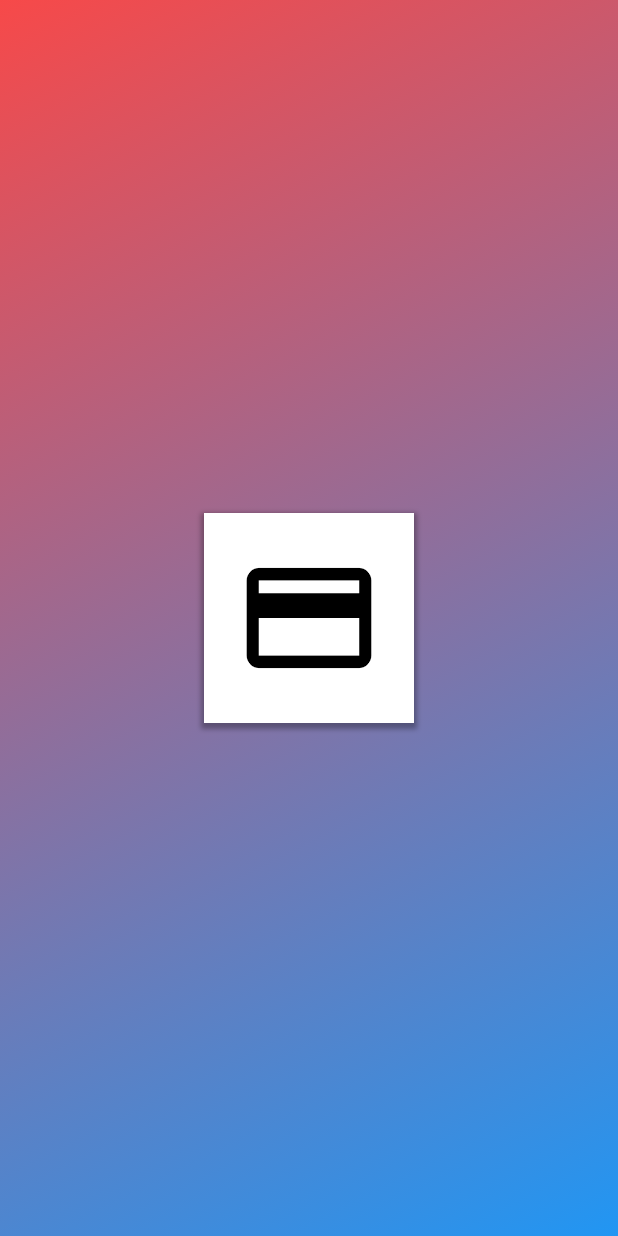
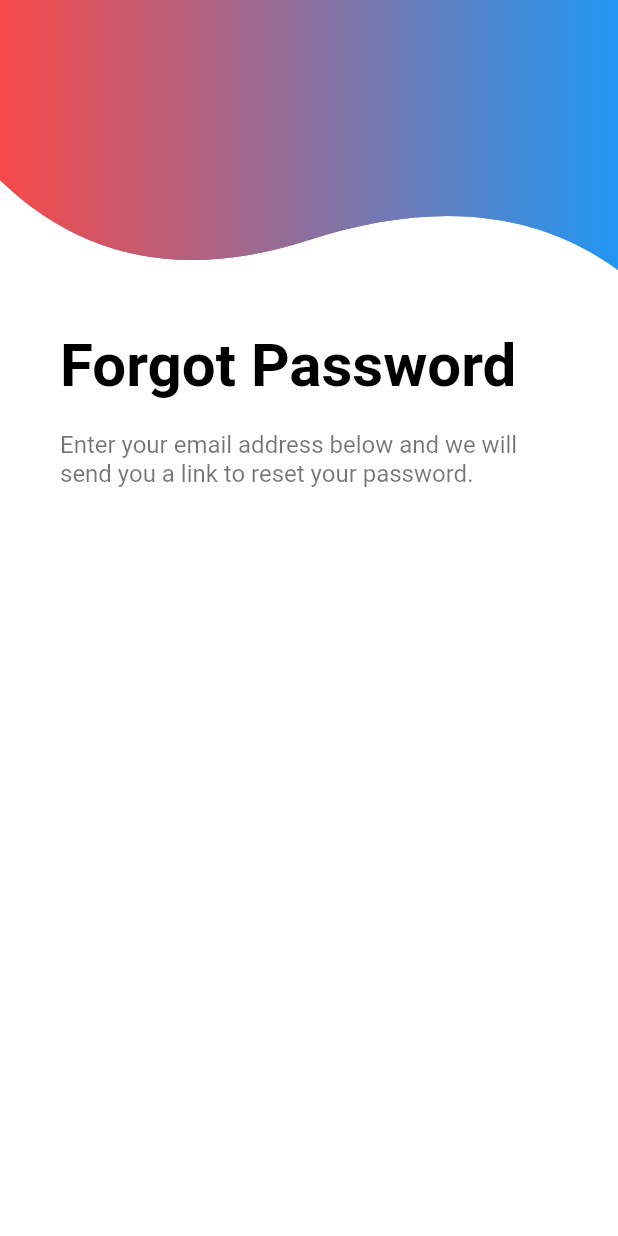
Before and after one commit to zeroappz/flutterapp, a Flutter app: the screen it shows after launch, after a tap on "Forgot Password?", on a phone screen of 412 x 824 dp. Run offline on Flutter 3.47's test engine with Material 2 defaults, Android fonts, the phone set to English and light mode, and no system bars; our stand-ins replace hexcolor.

Commit message:
registration screen with validation and regex added

```diff
--- /dev/null
+++ b/lib/pages/forgotpassword.dart
@@ -0,0 +1,142 @@
+import 'package:dealsapp/pages/login.dart';
+import 'package:dealsapp/pages/widget/header_widget.dart';
+import 'package:flutter/material.dart';
+
+class ForgotPasswordScreen extends StatefulWidget {
+  const ForgotPasswordScreen({Key? key}) : super(key: key);
+
+  @override
+  State<ForgotPasswordScreen> createState() => _ForgotPasswordScreenState();
+}
+
+class _ForgotPasswordScreenState extends State<ForgotPasswordScreen> {
+  final _formKey = GlobalKey<FormState>();
+  TextEditingController _emailController = TextEditingController();
+  // TextEditingController _passwordController = TextEditingController();
+
+  @override
+  void initState() {
+    /// API calls
+    /// Default values
+    super.initState();
+    _emailController = TextEditingController();
+    // _passwordController = TextEditingController();
+  }
+
+  @override
+  void dispose() {
+    // Clean up the controller when the widget is disposed.
+    _emailController.dispose();
+    // _passwordController.dispose();
+    super.dispose();
+  }
+
+  @override
+  Widget build(BuildContext context) {
+    return Scaffold(
+      backgroundColor: Colors.white,
+      body: SingleChildScrollView(
+        // for scrollable page or action
+        child: SafeArea(
+          child: Column(
+            mainAxisAlignment: MainAxisAlignment.spaceEvenly,
+            // crossAxisAlignment: CrossAxisAlignment.start,
+            children: [
+              Container(
+                height: 200.0,
+                child: const HeaderWidget(200.0, false, Icons.credit_card),
+              ),
+              const SizedBox(
+                height: 20.0,
+              ),
+              Container(
+                height: MediaQuery.of(context).size.height,
+                child: SafeArea(
+                  child: Container(
+                    padding: const EdgeInsets.fromLTRB(20, 0, 20, 0),
+                    margin: const EdgeInsets.fromLTRB(20, 0, 20, 0),
+                    child: Column(
+                      mainAxisAlignment: MainAxisAlignment.start,
+                      crossAxisAlignment: CrossAxisAlignment.start,
+                      children: const [
+                        Text(
+                          'Forgot Password',
+                          style: TextStyle(
+                            fontSize: 40,
+                            fontWeight: FontWeight.bold,
+                            color: Colors.black,
+                          ),
+                        ),
+                        SizedBox(
+                          height: 20,
+                        ),
+                        Text(
+                          'Enter your email address below and we will send you a link to reset your password.',
+                          style: TextStyle(
+                            fontSize: 16,
+                            fontWeight: FontWeight.w400,
+                            color: Colors.black54,
+                          ),
+                        ),
+                      ],
+                    ),
+                  ),
+                ),
+              ),
+              const SizedBox(
+                height: 20.0,
+              ),
+              Form(key: _formKey, child: buildForm(context)),
+            ],
+          ),
+        ),
+      ),
+    );
+  }
+
+  // form design using a function called _buildForm
+  Widget buildForm(BuildContext context) {
+    return Column(
+      children: [
+        Container(
+          child: TextFormField(
+            controller: _emailController,
+            decoration: InputDecoration(
+              labelText: 'Email',
+              labelStyle: const TextStyle(
+                fontSize: 16,
+                fontWeight: FontWeight.w400,
+                color: Colors.black54,
+              ),
+              enabledBorder: OutlineInputBorder(
+                borderRadius: BorderRadius.circular(10),
+                borderSide: const BorderSide(
+                  color: Colors.black54,
+                  width: 1,
+                ),
+              ),
+              focusedBorder: OutlineInputBorder(
+                borderRadius: BorderRadius.circular(10),
+                borderSide: const BorderSide(
+                  color: Colors.black54,
+                  width: 1,
+                ),
+              ),
+            ),
+            validator: (value) {
+              if (value!.isEmpty) {
+                return "Email can't be empty";
+              } else if (RegExp(
+                      r"^[a-zA-Z0-9.a-zA-Z0-9.!#$%&'*+-/=?^_`{|}~]+@[a-zA-Z0-9]+\.[a-zA-Z]+")
+                  .hasMatch(value)) {
+                return 'Please enter a valid email';
+              } else {
+                return null;
+              }
+            },
+          ),
+        )
+      ],
+    );
+  }
+}
--- a/lib/pages/loginscreen.dart
+++ b/lib/pages/login.dart
@@ -1,4 +1,5 @@
-import 'package:dealsapp/pages/splashscreen.dart';
+import 'package:dealsapp/pages/registration.dart';
+import 'package:dealsapp/pages/forgotpassword.dart';
 import 'package:dealsapp/pages/widget/header_widget.dart';
 import 'package:flutter/gestures.dart';
 import 'package:flutter/material.dart';
@@ -53,7 +54,7 @@ class _LoginScreenState extends State<LoginScreen> {
             children: [
               Container(
                 height: 200.0,
-                child: const HeaderWidget(200.0, true, Icons.credit_card),
+                child: const HeaderWidget(200.0, false, Icons.credit_card),
               ),
               const SizedBox(
                 height: 20.0,
@@ -153,7 +154,7 @@ class _LoginScreenState extends State<LoginScreen> {
                                       context,
                                       MaterialPageRoute(
                                         builder: (context) =>
-                                            SplashScreen(title: 'Deals'),
+                                            const ForgotPasswordScreen(),
                                       ),
                                     );
                                   },
@@ -220,9 +221,7 @@ class _LoginScreenState extends State<LoginScreen> {
                                               context,
                                               MaterialPageRoute(
                                                 builder: (context) =>
-                                                    const SplashScreen(
-                                                  title: 'Sign Up',
-                                                ),
+                                                    const RegistrationScreen(),
                                               ),
                                             );
                                           },
--- a/lib/pages/splashscreen.dart
+++ b/lib/pages/splash.dart
@@ -1,6 +1,6 @@
 import 'dart:async';
 // import 'loginscreen.dart';
-import 'package:dealsapp/pages/loginscreen.dart';
+import 'package:dealsapp/pages/login.dart';
 import 'package:flutter/material.dart';
 
 // Stateful widget
--- a/lib/pages/widget/header_widget.dart
+++ b/lib/pages/widget/header_widget.dart
@@ -34,13 +34,14 @@ class _HeaderWidgetState extends State<HeaderWidget> {
               decoration: BoxDecoration(
                 gradient: LinearGradient(
                     colors: [
-                      Theme.of(context).primaryColor.withOpacity(0.4),
+                    Theme.of(context).primaryColor.withOpacity(1.0),
                       Theme.of(context).accentColor.withOpacity(0.7),
                     ],
                     begin: const FractionalOffset(0.0, 0.0),
                     end: const FractionalOffset(1.0, 0.0),
                     stops: const [0.0, 1.0],
-                    tileMode: TileMode.clamp),
+                  tileMode: TileMode.clamp,
+                ),
               ),
             ),
             clipper: ShapeClipper([
@@ -137,15 +138,17 @@ class ShapeClipper extends CustomClipper<Path> {
   Path getClip(Size size) {
     var path = Path();
 
-    path.lineTo(0.0, size.height - 20);
-
-    // path.quadraticBezierTo(size.width/5, size.height, size.width/2, size.height-40);
-    // path.quadraticBezierTo(size.width/5*4, size.height-80, size.width, size.height-20);
+    path.lineTo(0.0, size.height - 80);
 
     path.quadraticBezierTo(
-        _offsets[0].dx, _offsets[0].dy, _offsets[1].dx, _offsets[1].dy);
+        size.width / 5, size.height, size.width / 2, size.height - 40);
     path.quadraticBezierTo(
-        _offsets[2].dx, _offsets[2].dy, _offsets[3].dx, _offsets[3].dy);
+        size.width / 5 * 4, size.height - 80, size.width, size.height - 20);
+
+    // path.quadraticBezierTo(
+    //     _offsets[0].dx, _offsets[0].dy, _offsets[1].dx, _offsets[1].dy);
+    // path.quadraticBezierTo(
+    //     _offsets[2].dx, _offsets[2].dy, _offsets[3].dx, _offsets[3].dy);
 
     // path.lineTo(size.width, size.height-20);
     path.lineTo(size.width, 0.0);
```
Also changed, not shown: Regular Expression.txt (added, +37 -0 lines), lib/main.dart (+7 -3 lines), lib/pages/registration.dart (added, +268 -0 lines), 1 other file.
